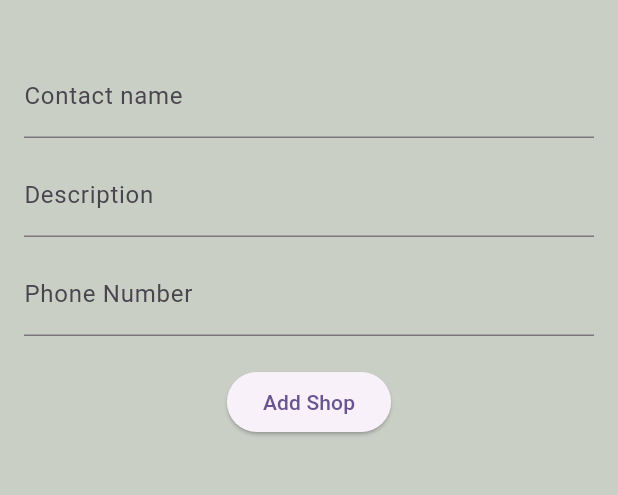
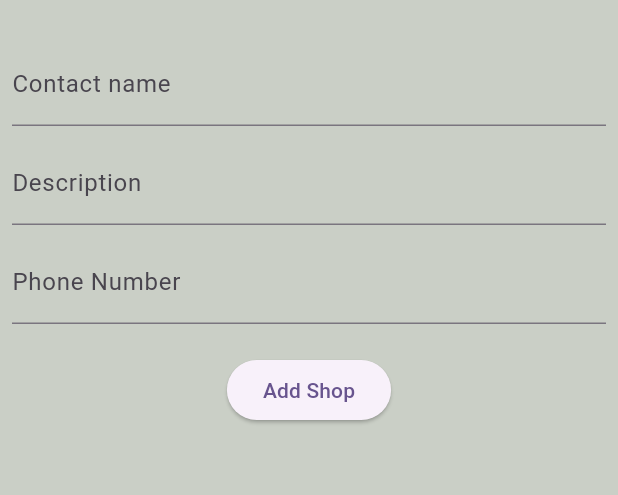
Before and after one commit to blacknight9/ToDo, a Flutter app: the AddContacts screen opened directly, on a phone screen of 412 x 824 dp, the part 84-579 px from its top. Run offline on Flutter 3.47's test engine with Material 3 defaults, Android fonts, the phone set to English and light mode, and no system bars; our stand-ins replace cloud_firestore, firebase_auth, firebase_core, firebase_storage, flutter_colorpicker, fluttertoast and 3 more; accounts and stored records are empty.

Commit message:
working on ui and home panel - working on van res - lsot and found

```diff
--- a/lib/views/ContactsPage/AddContacts.dart
+++ b/lib/views/ContactsPage/AddContacts.dart
@@ -17,8 +17,9 @@ class AddContacts extends StatelessWidget {
       appBar: AppBar(
         title: const Text('Add Contact'),
       ),
-      body: SingleChildScrollView(
-        padding: const EdgeInsets.all(16),
+      body: Padding(
+        padding: const EdgeInsets.all(8.0),
+        child: SingleChildScrollView(
           child: Column(
             children: [
 
@@ -48,6 +49,7 @@ class AddContacts extends StatelessWidget {
             ],
           ),
         ),
+      ),
     );
   }
 
--- a/lib/views/GasPage/AddGasPage.dart
+++ b/lib/views/GasPage/AddGasPage.dart
@@ -20,12 +20,12 @@ class AddGasPage extends StatelessWidget {
   @override
   Widget build(BuildContext context) {
     return Scaffold(
-      resizeToAvoidBottomInset: false,
       appBar: AppBar(
         title: const Text('Add Gas Receipt'),
       ),
-      body: SingleChildScrollView(
+      body: Padding(
         padding: const EdgeInsets.all(16),
+        child: SingleChildScrollView(
           child: Column(
             children: [
               const SizedBox(
@@ -92,6 +92,7 @@ class AddGasPage extends StatelessWidget {
             ],
           ),
         ),
+      ),
     );
   }
 
--- a/lib/views/Home/NotesPage.dart
+++ b/lib/views/Home/NotesPage.dart
@@ -200,7 +200,7 @@ class NotesPage extends StatelessWidget {
                           leading:  Icon(Icons.money,color: Colors.green.shade900,),
                           shape: RoundedRectangleBorder(borderRadius: BorderRadius.circular(15)),
                           tileColor: Colors.grey.shade500,
-                          title: Text('(${notesModel.type.toUpperCase()}) ${notesModel.carDesc!.toUpperCase()}'),
+                          title: Text('${notesModel.carDesc!.toUpperCase()} (${notesModel.type.toUpperCase()})',style: const TextStyle(fontSize: 14),),
                           subtitle: Column(
                             crossAxisAlignment: CrossAxisAlignment.start,
                             children: [
--- a/lib/views/ResalePage/AddResalePage.dart
+++ b/lib/views/ResalePage/AddResalePage.dart
@@ -14,9 +14,8 @@ class AddResale extends StatelessWidget {
   @override
   Widget build(BuildContext context) {
     return Scaffold(
-      resizeToAvoidBottomInset: false,
       appBar: AppBar(
-        title: const Text('Add Contact'),
+        title: const Text('Add Resale'),
       ),
       body: SingleChildScrollView(
         padding: const EdgeInsets.all(16),
```
Lines whose indentation alone changed are shown as unchanged.
